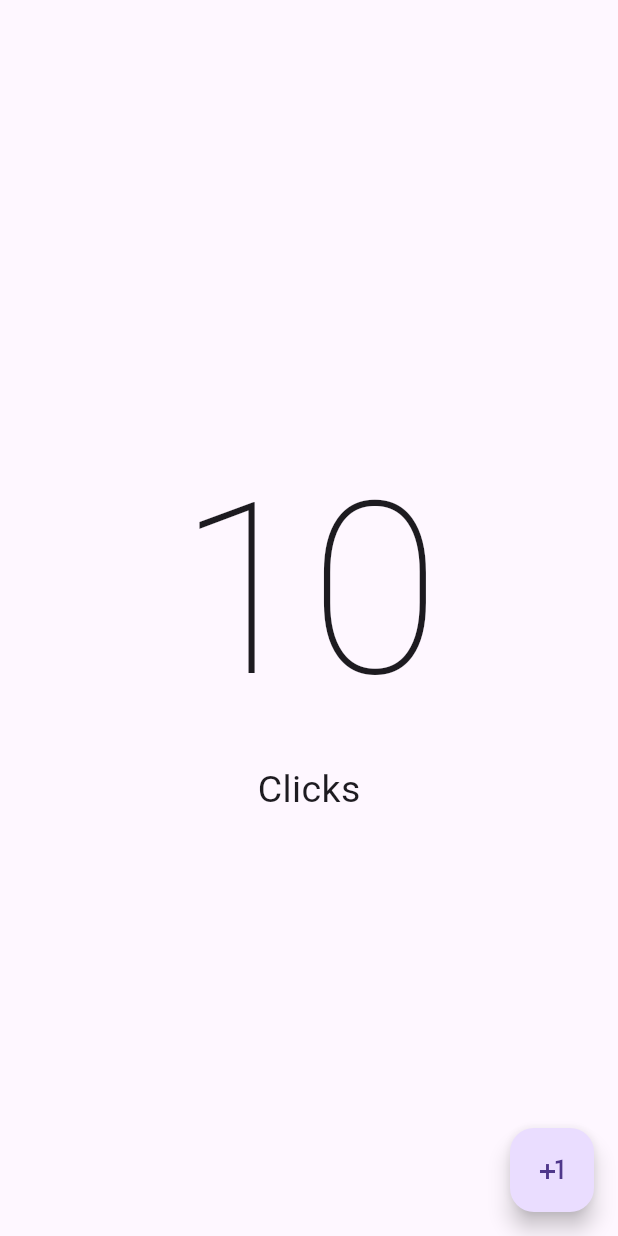
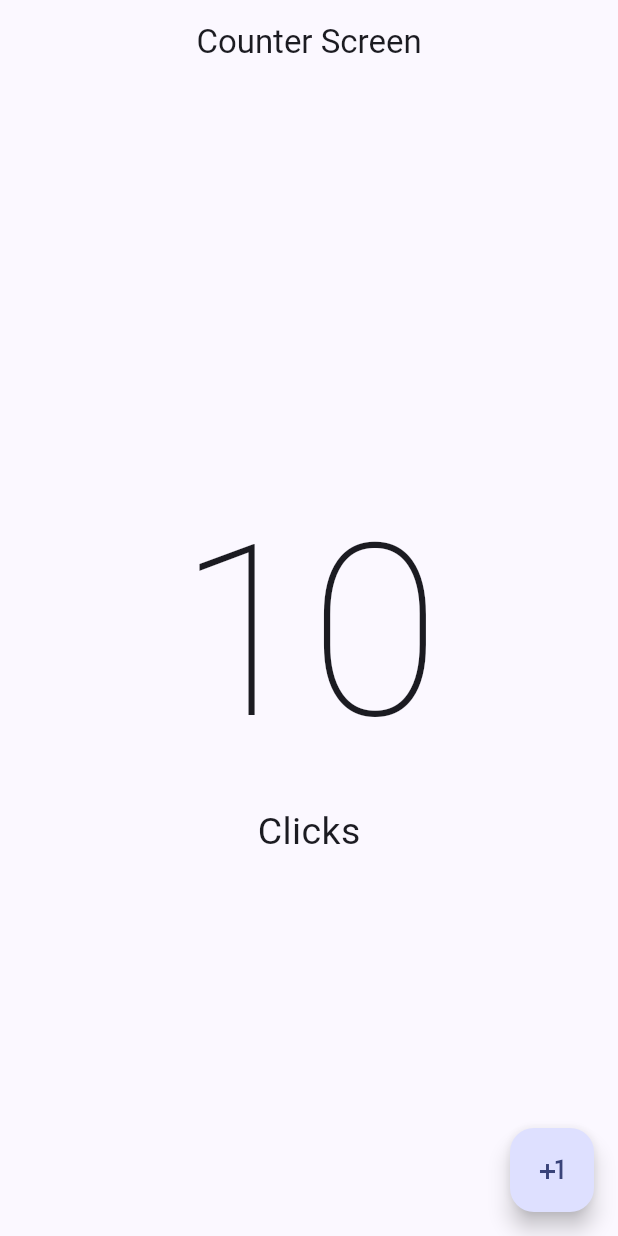
Before and after one commit to gnievap/hello_world_app, a Flutter app: the screen it shows after launch, on a phone screen of 412 x 824 dp. Run offline on Flutter 3.47's test engine with Material 3 defaults, Android fonts, the phone set to English and light mode, and no system bars.

Commit message:
Material Design 3

```diff
--- a/lib/main.dart
+++ b/lib/main.dart
@@ -12,9 +12,13 @@ class MyApp extends StatelessWidget{
 
   @override
   Widget build(BuildContext context) {
-    return const MaterialApp(
+    return  MaterialApp(
       debugShowCheckedModeBanner: false,
-      home:CounterScreen(),
+      theme: ThemeData(
+        useMaterial3: true,
+        colorSchemeSeed: Colors.indigo,
+      ),
+      home:const CounterScreen(),
     );
   }
 
--- a/lib/presentation/screens/counters/counter_screen.dart
+++ b/lib/presentation/screens/counters/counter_screen.dart
@@ -6,6 +6,9 @@ class CounterScreen extends StatelessWidget {
   @override
   Widget build(BuildContext context) {
     return  Scaffold(
+        appBar: AppBar(
+          title: const Center(child:  Text('Counter Screen')),
+        ),
         body: const Center(
           child: Column(
             mainAxisAlignment: MainAxisAlignment.center,
```
